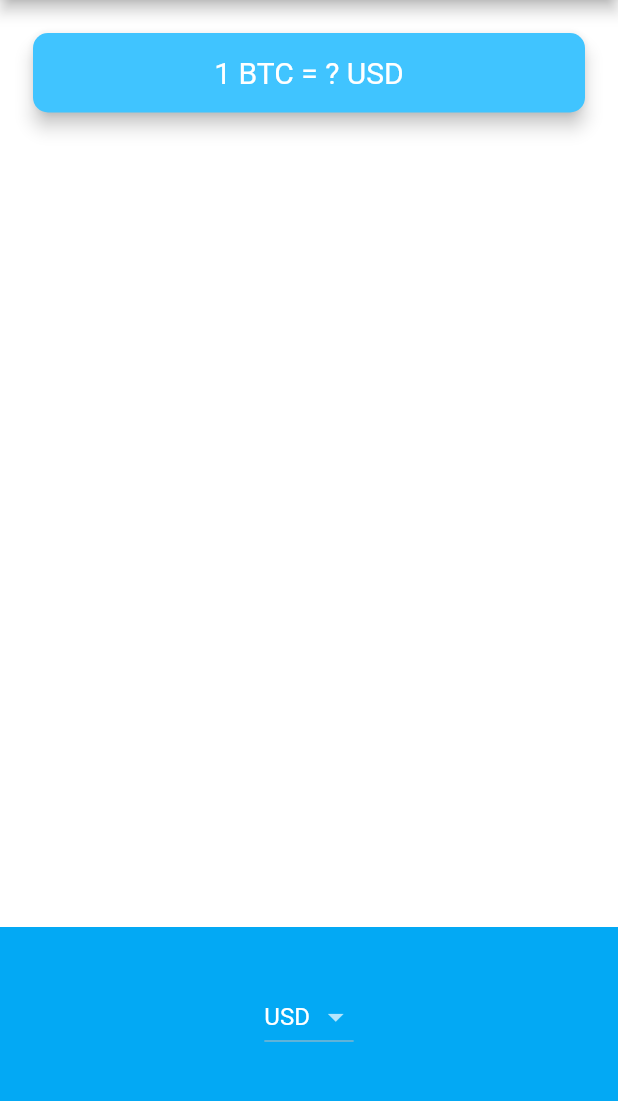
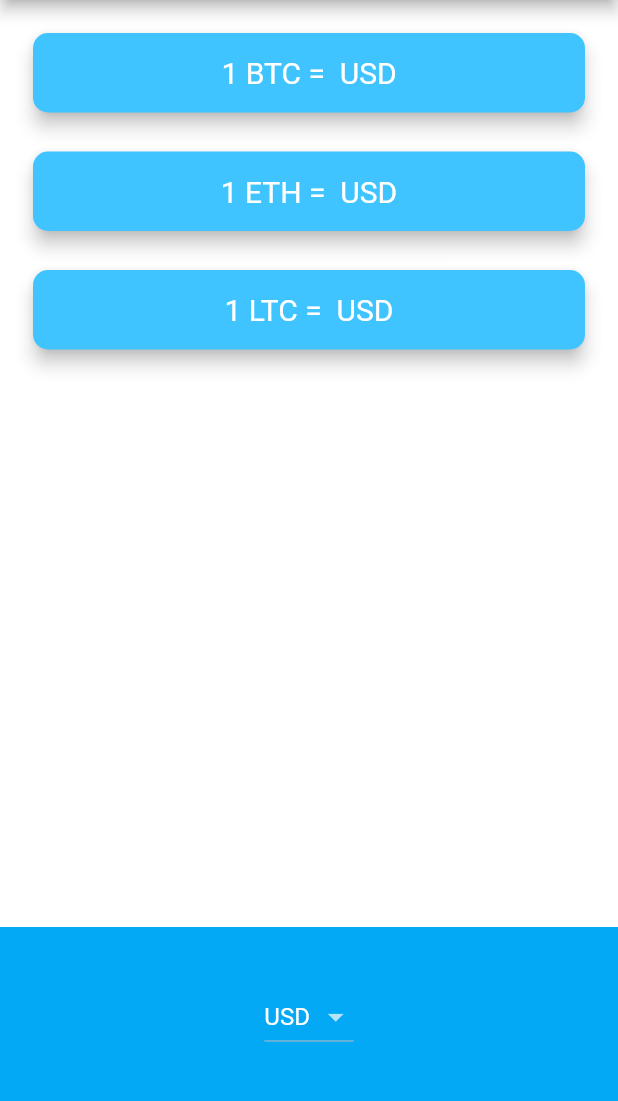
Before and after one commit to Mina329/BitCoin-Ticker-Flutter, a Flutter app: the screen it shows after launch, on a phone screen of 412 x 824 dp, the part 84-1185 px from its top. Run offline on Flutter 3.47's test engine with Material 2 defaults, Android fonts, the phone set to English and light mode, and no system bars; network calls fail.

Commit message:
Add Functionality to one card

```diff
--- a/lib/main.dart
+++ b/lib/main.dart
@@ -1,5 +1,6 @@
 import 'package:flutter/material.dart';
 import 'price_screen.dart';
+
 
 void main() => runApp(MyApp());
 
--- a/lib/price_screen.dart
+++ b/lib/price_screen.dart
@@ -2,6 +2,9 @@ import 'package:flutter/material.dart';
 import 'coin_data.dart';
 import 'package:flutter/cupertino.dart';
 import 'dart:io' show Platform;
+
+
+
 
 class PriceScreen extends StatefulWidget {
   @override
@@ -11,6 +14,7 @@ class PriceScreen extends StatefulWidget {
 class _PriceScreenState extends State<PriceScreen> {
 
   String selectedCurrency = 'USD' ;
+  String rate ='';
 
   DropdownButton<String> androidDropdown() {
     List<DropdownMenuItem<String>> dropdownItems = [];
@@ -28,6 +32,7 @@ class _PriceScreenState extends State<PriceScreen> {
       onChanged: (value) {
         setState(() {
           selectedCurrency = value.toString();
+          getRate(selectedCurrency);
         });
       },
     );
@@ -43,10 +48,27 @@ class _PriceScreenState extends State<PriceScreen> {
       backgroundColor: Colors.lightBlue,
       itemExtent: 32.0,
       onSelectedItemChanged: (selectedIndex) {
-        print(selectedIndex);
+        setState(() {
+          getRate(currenciesList.elementAt(selectedIndex));
+        });
       },
       children: pickerItems,
     );
+  }
+
+  void getRate(String SelectedCurrency) async{
+    CoinData coindata =CoinData();
+    double rated = await coindata.getCoinData(SelectedCurrency);
+    setState(() {
+      rate = rated.toStringAsFixed(0);
+    });
+  }
+
+
+  @override
+  void initState() {
+    super.initState();
+    getRate(selectedCurrency);
   }
 
   @override
@@ -59,6 +81,9 @@ class _PriceScreenState extends State<PriceScreen> {
         mainAxisAlignment: MainAxisAlignment.spaceBetween,
         crossAxisAlignment: CrossAxisAlignment.stretch,
         children: <Widget>[
+          Column(
+            crossAxisAlignment: CrossAxisAlignment.stretch,
+            children: [
               Padding(
                 padding: EdgeInsets.fromLTRB(18.0, 18.0, 18.0, 0),
                 child: Card(
@@ -70,7 +95,7 @@ class _PriceScreenState extends State<PriceScreen> {
                   child: Padding(
                     padding: EdgeInsets.symmetric(vertical: 15.0, horizontal: 28.0),
                     child: Text(
-                  '1 BTC = ? USD',
+                      '1 BTC = $rate $selectedCurrency',
                       textAlign: TextAlign.center,
                       style: TextStyle(
                         fontSize: 20.0,
@@ -80,6 +105,51 @@ class _PriceScreenState extends State<PriceScreen> {
                   ),
                 ),
               ),
+              Padding(
+                padding: EdgeInsets.fromLTRB(18.0, 18.0, 18.0, 0),
+                child: Card(
+                  color: Colors.lightBlueAccent,
+                  elevation: 5.0,
+                  shape: RoundedRectangleBorder(
+                    borderRadius: BorderRadius.circular(10.0),
+                  ),
+                  child: Padding(
+                    padding: EdgeInsets.symmetric(vertical: 15.0, horizontal: 28.0),
+                    child: Text(
+                      '1 ETH = $rate $selectedCurrency',
+                      textAlign: TextAlign.center,
+                      style: TextStyle(
+                        fontSize: 20.0,
+                        color: Colors.white,
+                      ),
+                    ),
+                  ),
+                ),
+              ),
+              Padding(
+                padding: EdgeInsets.fromLTRB(18.0, 18.0, 18.0, 0),
+                child: Card(
+                  color: Colors.lightBlueAccent,
+                  elevation: 5.0,
+                  shape: RoundedRectangleBorder(
+                    borderRadius: BorderRadius.circular(10.0),
+                  ),
+                  child: Padding(
+                    padding: EdgeInsets.symmetric(vertical: 15.0, horizontal: 28.0),
+                    child: Text(
+                      '1 LTC = $rate $selectedCurrency',
+                      textAlign: TextAlign.center,
+                      style: TextStyle(
+                        fontSize: 20.0,
+                        color: Colors.white,
+                      ),
+                    ),
+                  ),
+                ),
+              ),
+            ],
+          ),
+
           Container(
             height: 150.0,
             alignment: Alignment.center,
```
Lines whose indentation alone changed are shown as unchanged.
